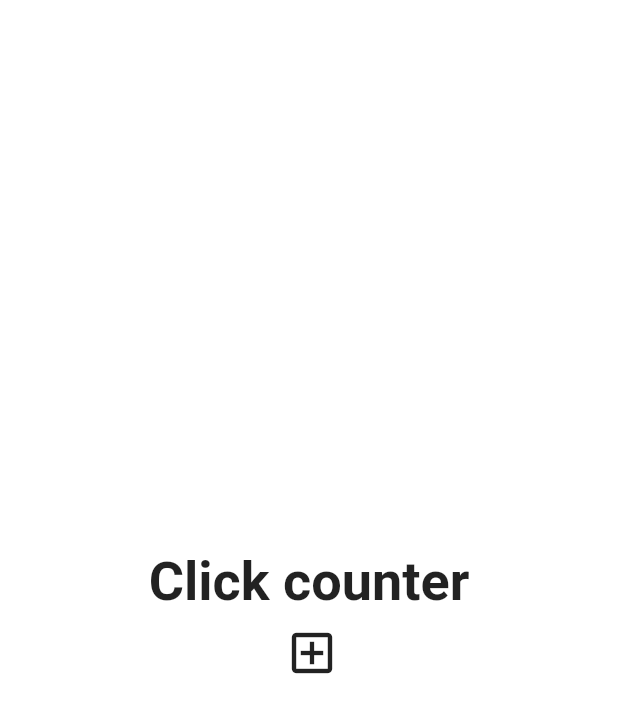
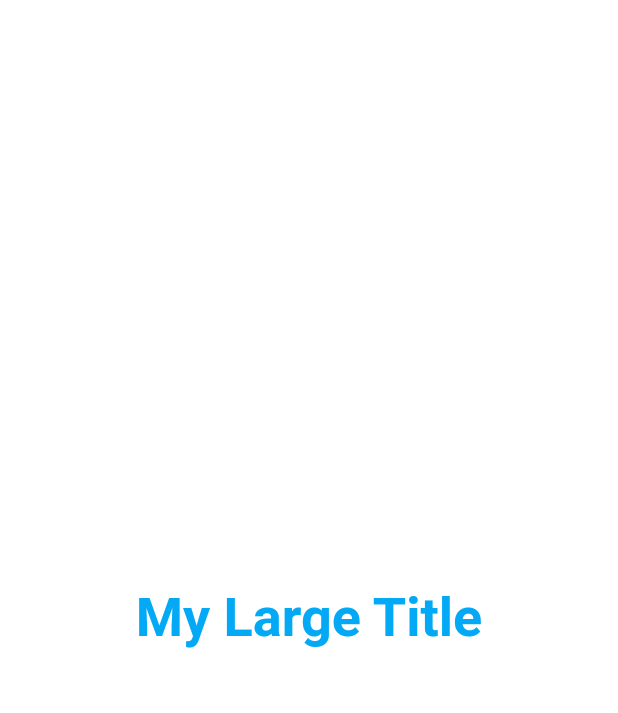
Before and after one commit to yuriyaya/toonflix, a Flutter app: the screen it shows after launch, on a phone screen of 412 x 824 dp. Shown: the top 713 px of the screen. Run offline on Flutter 3.47's test engine with Material 2 defaults, Android fonts, the phone set to English and light mode, and no system bars.

Commit message:
StatefulWidget - build context

```diff
--- a/lib/main.dart
+++ b/lib/main.dart
@@ -23,34 +23,20 @@ class _AppState extends State<App> {
   @override
   Widget build(BuildContext context) {
     return MaterialApp(
+      theme: ThemeData(
+        textTheme: const TextTheme(
+          titleLarge: TextStyle(
+            color: Colors.lightBlue,
+          ),
+        ),
+      ),
       home: Scaffold(
         backgroundColor: Colors.white,
         body: Center(
           child: Column(
             mainAxisAlignment: MainAxisAlignment.center,
-            children: [
-              const Text(
-                "Click counter",
-                style: TextStyle(
-                  fontSize: 36,
-                  fontWeight: FontWeight.bold,
-                ),
-              ),
-              for (var n in numbers)
-                Text(
-                  "$n",
-                  style: const TextStyle(
-                    fontSize: 36,
-                    fontWeight: FontWeight.bold,
-                  ),
-                ),
-              IconButton(
-                onPressed: onClicked,
-                icon: const Icon(
-                  Icons.add_box_outlined,
-                  size: 36,
-                ),
-              )
+            children: const [
+              MyLargeTitle(),
             ],
           ),
         ),
@@ -58,3 +44,24 @@ class _AppState extends State<App> {
     );
   }
 }
+
+class MyLargeTitle extends StatelessWidget {
+  const MyLargeTitle({
+    Key? key,
+  }) : super(key: key);
+
+  @override
+  Widget build(BuildContext context) {
+    return Text(
+      "My Large Title",
+      style: TextStyle(
+        fontSize: 36,
+        fontWeight: FontWeight.bold,
+        color: Theme.of(context)
+            .textTheme
+            .titleLarge
+            ?.color, //! - it's there, I'm sure, ? - if there, use it
+      ),
+    );
+  }
+}
```
